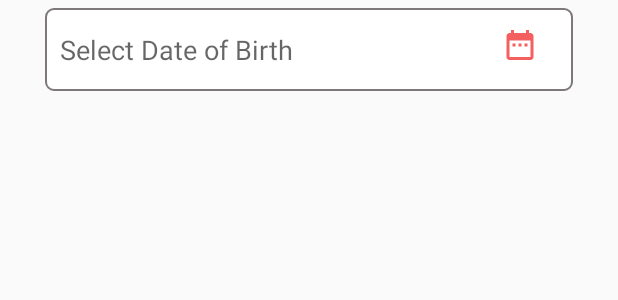
After one commit to hadiabdullan/BloodBank_Gcek, an Android app: the layout edittext_layout.xml on its own in the app's theme, with its tools: preview values and no code run, on a phone screen of 412 x 824 dp. The commit adds this screen. Shown: the top 300 px of the screen. Run offline under Robolectric (Android 15) with nearby library versions, the phone set to English and light mode, and no system bars.

Commit message:
Added Editing last donated date for the user

```diff
--- a/app/src/main/java/com/hadi123/www/bloodbankgcek/RegisterActivity.java
+++ b/app/src/main/java/com/hadi123/www/bloodbankgcek/RegisterActivity.java
@@ -131,7 +131,7 @@ public class RegisterActivity extends AppCompatActivity {
 
                     dpd1=new DatePickerDialog(RegisterActivity.this, new DatePickerDialog.OnDateSetListener() {
                         @Override
-                        public void onDateSet(DatePicker datePicker, int mDay, int mMonth, int mYear) {
+                        public void onDateSet(DatePicker datePicker, int mYear, int mMonth, int mDay) {
                             don.setText(mDay+"/" + (mMonth+1) +"/" +mYear);
 
                         }
@@ -156,7 +156,7 @@ public class RegisterActivity extends AppCompatActivity {
                 int year=c.get(Calendar.YEAR);
                 dpd=new DatePickerDialog(RegisterActivity.this, new DatePickerDialog.OnDateSetListener() {
                     @Override
-                    public void onDateSet(DatePicker datePicker, int mDay, int mMonth, int mYear) {
+                    public void onDateSet(DatePicker datePicker, int mYear, int mMonth, int mDay) {
                         dob.setText(mDay+"/" + (mMonth+1) +"/" +mYear);
                     }
                 },day,month,year);
--- /dev/null
+++ b/app/src/main/res/layout/edittext_layout.xml
@@ -0,0 +1,42 @@
+<?xml version="1.0" encoding="utf-8"?>
+<LinearLayout xmlns:android="http://schemas.android.com/apk/res/android"
+    android:layout_width="match_parent"
+    android:layout_height="match_parent"
+    xmlns:app="http://schemas.android.com/apk/res-auto"
+    android:orientation="vertical">
+    <RelativeLayout
+        android:layout_width="match_parent"
+        android:layout_height="wrap_content">
+
+        <TextView
+            android:id="@+id/edittext_layout"
+            android:layout_width="match_parent"
+            android:layout_height="55dp"
+            android:layout_marginLeft="30dp"
+            android:layout_marginTop="5dp"
+            android:layout_marginRight="30dp"
+            android:background="@drawable/custom_spinner_bg"
+            android:hint="Select Date of Birth"
+            android:paddingTop="15dp"
+            android:textSize="18sp">
+
+
+        </TextView>
+
+        <ImageButton
+            android:id="@+id/imageButton"
+            android:layout_width="40dp"
+            android:layout_height="40dp"
+            android:layout_above="@+id/dob"
+            android:layout_alignEnd="@+id/edittext_layout"
+            android:layout_marginTop="10dp"
+            android:layout_marginEnd="15dp"
+            android:layout_weight="1"
+            android:background="#ffffff"
+            android:clickable="true"
+            android:focusable="true"
+            android:foreground="?attr/selectableItemBackground"
+            app:srcCompat="@drawable/ic_date_range_black_24dp" />
+    </RelativeLayout>
+
+</LinearLayout>
```
Also changed, not shown: app/src/main/java/com/hadi123/www/bloodbankgcek/MainActivity.java (+56 -0 lines).
